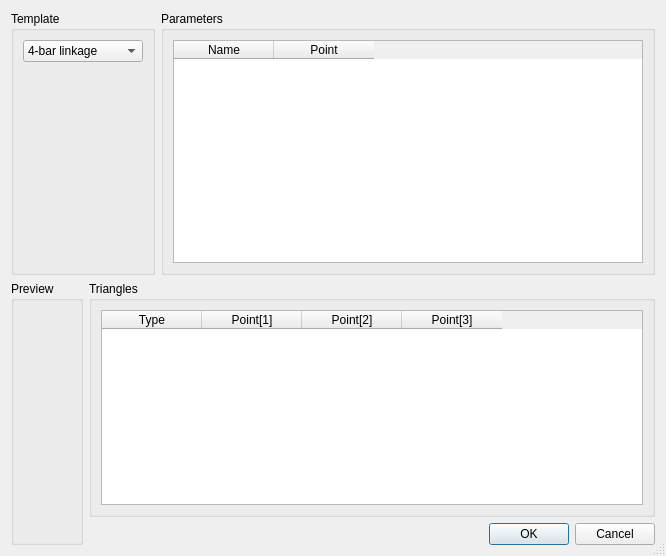
Old version of the form core/panel/run_Triangle_Solver_template.ui in the repository KmolYuan/Pyslvs-UI.
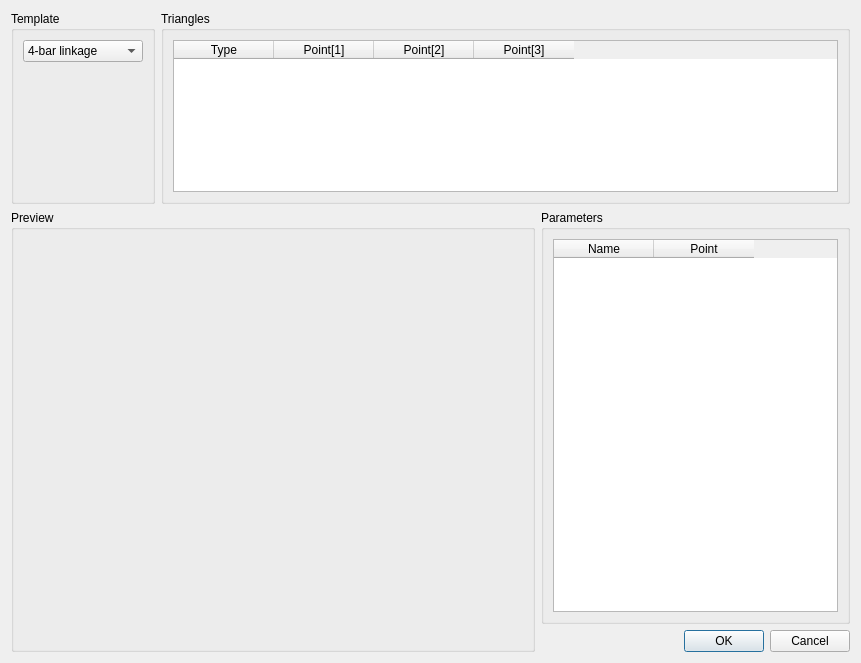
New version of the form. Icons and pictures are not drawn.

```diff
--- a/core/panel/run_Triangle_Solver_template.ui
+++ b/core/panel/run_Triangle_Solver_template.ui
@@ -6,10 +6,22 @@
    <rect>
     <x>0</x>
     <y>0</y>
-    <width>666</width>
-    <height>556</height>
+    <width>861</width>
+    <height>663</height>
    </rect>
   </property>
+  <property name="minimumSize">
+   <size>
+    <width>861</width>
+    <height>663</height>
+   </size>
+  </property>
+  <property name="maximumSize">
+   <size>
+    <width>861</width>
+    <height>663</height>
+   </size>
+  </property>
   <property name="windowTitle">
    <string>Template</string>
   </property>
@@ -17,9 +29,6 @@
    <iconset resource="../../icons.qrc">
     <normaloff>:/icons/TS.png</normaloff>:/icons/TS.png</iconset>
   </property>
-  <property name="sizeGripEnabled">
-   <bool>true</bool>
-  </property>
   <layout class="QVBoxLayout" name="verticalLayout_6">
    <item>
     <layout class="QHBoxLayout" name="horizontalLayout">
@@ -66,30 +75,31 @@
       </widget>
      </item>
      <item>
-      <widget class="QGroupBox" name="Parameters">
+      <widget class="QGroupBox" name="groupBox_2">
        <property name="title">
-        <string>Parameters</string>
+        <string>Triangles</string>
        </property>
-       <layout class="QVBoxLayout" name="verticalLayout_3">
+       <layout class="QVBoxLayout" name="verticalLayout_4">
         <item>
-         <widget class="QTableWidget" name="parameterTable">
-          <property name="selectionBehavior">
-           <enum>QAbstractItemView::SelectRows</enum>
-          </property>
-          <property name="verticalScrollMode">
-           <enum>QAbstractItemView::ScrollPerPixel</enum>
-          </property>
-          <property name="horizontalScrollMode">
-           <enum>QAbstractItemView::ScrollPerPixel</enum>
-          </property>
+         <widget class="QTableWidget" name="triangleTable">
           <column>
            <property name="text">
-            <string>Name</string>
+            <string>Type</string>
            </property>
           </column>
           <column>
            <property name="text">
-            <string>Point</string>
+            <string>Point[1]</string>
+           </property>
+          </column>
+          <column>
+           <property name="text">
+            <string>Point[2]</string>
+           </property>
+          </column>
+          <column>
+           <property name="text">
+            <string>Point[3]</string>
            </property>
           </column>
          </widget>
@@ -109,6 +119,18 @@
        <layout class="QVBoxLayout" name="verticalLayout">
         <item>
          <widget class="QLabel" name="templateImage">
+          <property name="sizePolicy">
+           <sizepolicy hsizetype="Fixed" vsizetype="Preferred">
+            <horstretch>0</horstretch>
+            <verstretch>0</verstretch>
+           </sizepolicy>
+          </property>
+          <property name="minimumSize">
+           <size>
+            <width>500</width>
+            <height>400</height>
+           </size>
+          </property>
           <property name="text">
            <string/>
           </property>
@@ -133,31 +155,30 @@
      <item>
       <layout class="QVBoxLayout" name="verticalLayout_5">
        <item>
-        <widget class="QGroupBox" name="groupBox_2">
+        <widget class="QGroupBox" name="Parameters">
          <property name="title">
-          <string>Triangles</string>
+          <string>Parameters</string>
          </property>
-         <layout class="QVBoxLayout" name="verticalLayout_4">
+         <layout class="QVBoxLayout" name="verticalLayout_3">
           <item>
-           <widget class="QTableWidget" name="triangleTable">
+           <widget class="QTableWidget" name="parameterTable">
+            <property name="selectionBehavior">
+             <enum>QAbstractItemView::SelectRows</enum>
+            </property>
+            <property name="verticalScrollMode">
+             <enum>QAbstractItemView::ScrollPerPixel</enum>
+            </property>
+            <property name="horizontalScrollMode">
+             <enum>QAbstractItemView::ScrollPerPixel</enum>
+            </property>
             <column>
              <property name="text">
-              <string>Type</string>
+              <string>Name</string>
              </property>
             </column>
             <column>
              <property name="text">
-              <string>Point[1]</string>
-             </property>
-            </column>
-            <column>
-             <property name="text">
-              <string>Point[2]</string>
-             </property>
-            </column>
-            <column>
-             <property name="text">
-              <string>Point[3]</string>
+              <string>Point</string>
              </property>
             </column>
            </widget>
```
